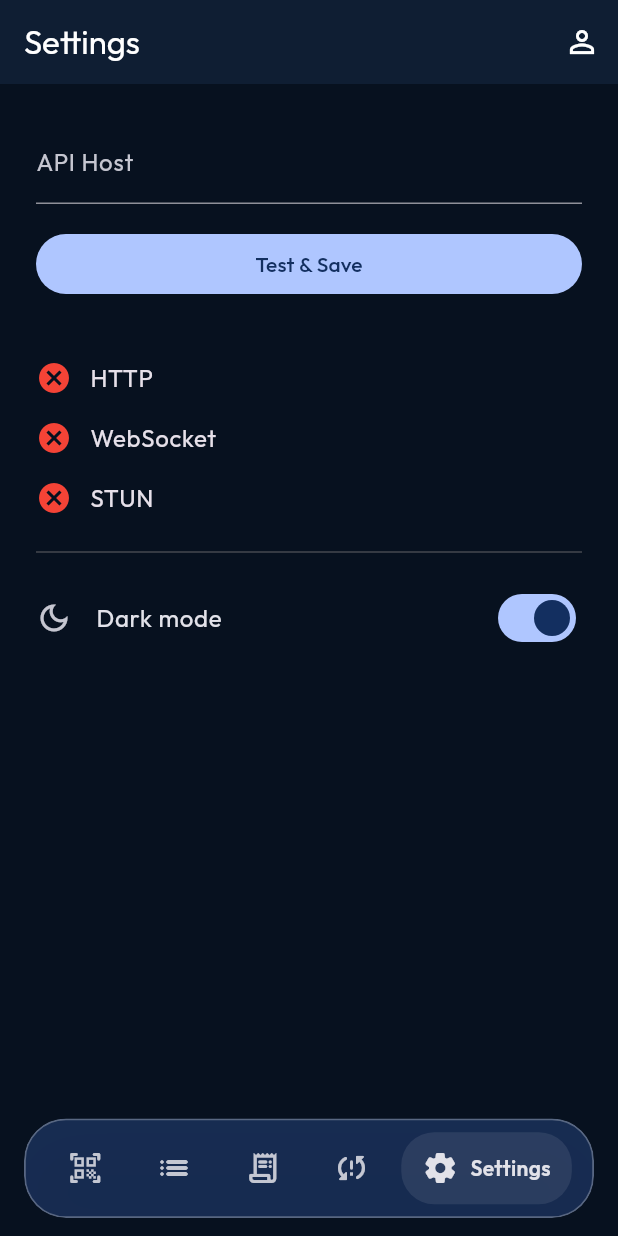
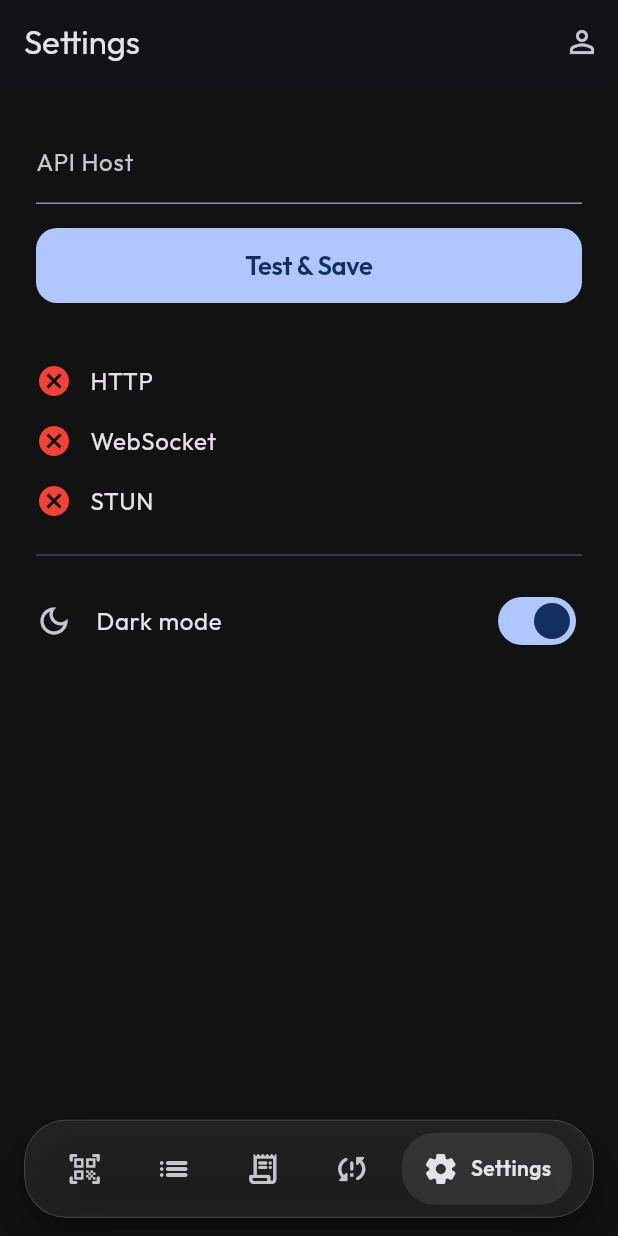
Before and after one commit to IbiliAze/racs-app, a Flutter app: the screen it shows after launch, on a phone screen of 412 x 824 dp. Run offline on Flutter 3.47's test engine with Material 3 defaults, Android fonts, the phone set to English and light mode, and no system bars; drawn by our look-alikes of google_nav_bar; our stand-ins replace flutter_secure_storage, get_it, go_router, google_fonts, injectable, shared_preferences and 1 more; missing offline and left inert: flutter_webrtc, mobile_scanner; accounts and stored records are empty.

Commit message:
visual improvements

```diff
--- /dev/null
+++ b/lib/common/widgets/app_button.dart
@@ -0,0 +1,146 @@
+import 'package:flutter/cupertino.dart';
+import 'package:flutter/material.dart';
+
+/// Visual style for [AppButton].
+enum AppButtonStyle {
+  /// Solid accent fill with white text — the primary call to action.
+  filled,
+
+  /// Soft tinted fill with accent text — a quieter secondary action.
+  tonal,
+
+  /// Solid red fill — destructive actions like delete or logout.
+  destructive,
+}
+
+/// A native iOS-style button: flat (no elevation or ripple), rounded, with a
+/// gentle press fade + scale instead of a Material splash.
+///
+/// Defaults to full width; pass `expand: false` for a content-sized button.
+class AppButton extends StatefulWidget {
+  const AppButton({
+    super.key,
+    required this.label,
+    required this.onPressed,
+    this.icon,
+    this.style = AppButtonStyle.filled,
+    this.loading = false,
+    this.expand = true,
+  });
+
+  /// A soft tinted secondary action.
+  const AppButton.tonal({
+    super.key,
+    required this.label,
+    required this.onPressed,
+    this.icon,
+    this.loading = false,
+    this.expand = true,
+  }) : style = AppButtonStyle.tonal;
+
+  /// A destructive (red) action.
+  const AppButton.destructive({
+    super.key,
+    required this.label,
+    required this.onPressed,
+    this.icon,
+    this.loading = false,
+    this.expand = true,
+  }) : style = AppButtonStyle.destructive;
+
+  final String label;
+  final VoidCallback? onPressed;
+  final IconData? icon;
+  final AppButtonStyle style;
+  final bool loading;
+  final bool expand;
+
+  @override
+  State<AppButton> createState() => _AppButtonState();
+}
+
+class _AppButtonState extends State<AppButton> {
+  bool _pressed = false;
+
+  bool get _enabled => widget.onPressed != null && !widget.loading;
+
+  void _setPressed(bool value) {
+    if (_pressed != value) setState(() => _pressed = value);
+  }
+
+  @override
+  Widget build(BuildContext context) {
+    final scheme = Theme.of(context).colorScheme;
+    final isDark = Theme.of(context).brightness == Brightness.dark;
+
+    final (Color background, Color foreground) = switch (widget.style) {
+      AppButtonStyle.filled => (scheme.primary, scheme.onPrimary),
+      AppButtonStyle.destructive => (CupertinoColors.systemRed, Colors.white),
+      AppButtonStyle.tonal => (
+          scheme.primary.withValues(alpha: isDark ? 0.22 : 0.12),
+          scheme.primary,
+        ),
+    };
+
+    final content = widget.loading
+        ? SizedBox(
+            height: 20,
+            width: 20,
+            child: CircularProgressIndicator(strokeWidth: 2, color: foreground),
+          )
+        : Row(
+            mainAxisSize: MainAxisSize.min,
+            mainAxisAlignment: MainAxisAlignment.center,
+            children: [
+              if (widget.icon != null) ...[
+                Icon(widget.icon, size: 20, color: foreground),
+                const SizedBox(width: 8),
+              ],
+              Flexible(
+                child: Text(
+                  widget.label,
+                  overflow: TextOverflow.ellipsis,
+                  style: TextStyle(
+                    color: foreground,
+                    fontSize: 17,
+                    fontWeight: FontWeight.w600,
+                    letterSpacing: -0.2,
+                  ),
+                ),
+              ),
+            ],
+          );
+
+    return Semantics(
+      button: true,
+      enabled: _enabled,
+      label: widget.label,
+      child: GestureDetector(
+        onTapDown: _enabled ? (_) => _setPressed(true) : null,
+        onTapUp: _enabled ? (_) => _setPressed(false) : null,
+        onTapCancel: _enabled ? () => _setPressed(false) : null,
+        onTap: _enabled ? widget.onPressed : null,
+        child: AnimatedOpacity(
+          duration: const Duration(milliseconds: 120),
+          opacity: _enabled ? (_pressed ? 0.6 : 1) : 0.4,
+          child: AnimatedScale(
+            scale: _pressed ? 0.97 : 1,
+            duration: const Duration(milliseconds: 120),
+            curve: Curves.easeOut,
+            child: Container(
+              width: widget.expand ? double.infinity : null,
+              height: 50,
+              padding: const EdgeInsets.symmetric(horizontal: 20),
+              alignment: Alignment.center,
+              decoration: BoxDecoration(
+                color: background,
+                borderRadius: BorderRadius.circular(14),
+              ),
+              child: content,
+            ),
+          ),
+        ),
+      ),
+    );
+  }
+}
--- a/lib/common/widgets/glass_card.dart
+++ b/lib/common/widgets/glass_card.dart
@@ -2,6 +2,10 @@ import 'dart:ui';
 
 import 'package:flutter/material.dart';
 
+/// A modern, lightly-frosted glass surface with a hairline edge.
+///
+/// Flat tint, thin uniform border, soft shadow placed outside the clip so it
+/// stays soft instead of being cut off. No gradients — just clean glass.
 class GlassCard extends StatelessWidget {
   const GlassCard({
     super.key,
@@ -16,28 +20,51 @@ class GlassCard extends StatelessWidget {
 
   @override
   Widget build(BuildContext context) {
-    return ClipRRect(
-      borderRadius: BorderRadius.circular(borderRadius),
-      child: BackdropFilter(
-        filter: ImageFilter.blur(sigmaX: 18, sigmaY: 18),
-        child: Container(
-          padding: padding,
-          decoration: BoxDecoration(
-            color: const Color(0xFF3D6BC7).withValues(alpha: 0.30),
-            borderRadius: BorderRadius.circular(borderRadius),
-            border: Border.all(
-              color: Colors.white.withValues(alpha: 0.28),
-              width: 1.2,
+    final isDark = Theme.of(context).brightness == Brightness.dark;
+    final radius = BorderRadius.circular(borderRadius);
+
+    final fill = isDark
+        ? Colors.white.withValues(alpha: 0.08)
+        : Colors.white.withValues(alpha: 0.40);
+
+    final edge = isDark
+        ? Colors.white.withValues(alpha: 0.14)
+        : Colors.white.withValues(alpha: 0.55);
+
+    return DecoratedBox(
+      // Shadow lives outside the clip so it diffuses softly underneath.
+      decoration: BoxDecoration(
+        borderRadius: radius,
+        // Layered shadow: a soft, wide ambient cast plus a tighter, darker
+        // close shadow — gives a modern sense of depth instead of one flat blur.
+        boxShadow: [
+          BoxShadow(
+            color: Colors.black.withValues(alpha: isDark ? 0.40 : 0.14),
+            blurRadius: 32,
+            spreadRadius: -4,
+            offset: const Offset(0, 18),
+          ),
+          BoxShadow(
+            color: Colors.black.withValues(alpha: isDark ? 0.24 : 0.08),
+            blurRadius: 10,
+            spreadRadius: -2,
+            offset: const Offset(0, 4),
+          ),
+        ],
+      ),
+      child: ClipRRect(
+        borderRadius: radius,
+        child: BackdropFilter(
+          filter: ImageFilter.blur(sigmaX: 10, sigmaY: 10),
+          child: Container(
+            decoration: BoxDecoration(
+              color: fill,
+              borderRadius: radius,
+              border: Border.all(color: edge, width: 0.8),
             ),
-            boxShadow: [
-              BoxShadow(
-                color: Colors.black.withValues(alpha: 0.08),
-                blurRadius: 30,
-                offset: const Offset(0, 16),
-              ),
-            ],
+            padding: padding,
+            child: child,
           ),
-          child: child,
         ),
       ),
     );
--- a/lib/features/settings/presentation/pages/settings_screen.dart
+++ b/lib/features/settings/presentation/pages/settings_screen.dart
@@ -1,6 +1,7 @@
 import 'package:flutter/material.dart';
 import 'package:go_router/go_router.dart';
 import 'package:provider/provider.dart';
+import 'package:reader/common/widgets/app_button.dart';
 import 'package:reader/features/settings/application/theme_settings.dart';
 import 'package:reader/features/settings/presentation/view_models/settings_view_model.dart';
 import 'package:reader/injection.dart';
@@ -67,17 +68,12 @@ class _SettingsScreenState extends State<SettingsScreen> {
                   ),
                 ),
                 const SizedBox(height: 16),
-                FilledButton(
+                AppButton(
                   onPressed: _viewModel.isTesting
                       ? null
                       : () => _viewModel.testConnections(_hostController.text.trim()),
-                  child: _viewModel.isTesting
-                      ? const SizedBox(
-                          height: 20,
-                          width: 20,
-                          child: CircularProgressIndicator(strokeWidth: 2),
-                        )
-                      : const Text('Test & Save'),
+                  loading: _viewModel.isTesting,
+                  label: 'Test & Save',
                 ),
                 const SizedBox(height: 32),
                 _ConnectivityRow(label: 'HTTP', connected: _viewModel.isHttpConnected),
--- a/lib/main.dart
+++ b/lib/main.dart
@@ -72,16 +72,9 @@ class MyApp extends StatelessWidget {
           seedColor: _seedBlue,
           brightness: Brightness.dark,
         ),
-        scaffoldBackgroundColor: const Color(0xFF07111F),
+        scaffoldBackgroundColor: const Color(0xFF121212),
       ).copyWith(
         textTheme: GoogleFonts.outfitTextTheme(ThemeData.dark().textTheme),
-        // Blue-tinted card surface so tiles read navy instead of plain grey.
-        cardTheme: const CardThemeData(color: Color(0xFF0F1E33)),
-        // Match the app bar to the navy cards.
-        appBarTheme: const AppBarThemeData(
-          backgroundColor: Color(0xFF0F1E33),
-          foregroundColor: Colors.white,
-        ),
       ),
     );
   }
```
Also changed, not shown: lib/features/auth/presentation/pages/auth_screen.dart (+4 -8 lines), lib/features/dlq/presentation/dlq_screen.dart (+6 -4 lines), lib/features/logger/presentation/logs_screen.dart (+6 -4 lines), lib/features/scanner/presentation/scanner_screen.dart (+54 -25 lines), lib/features/settings/presentation/pages/profile_screen.dart (+5 -10 lines), 10 other files.
